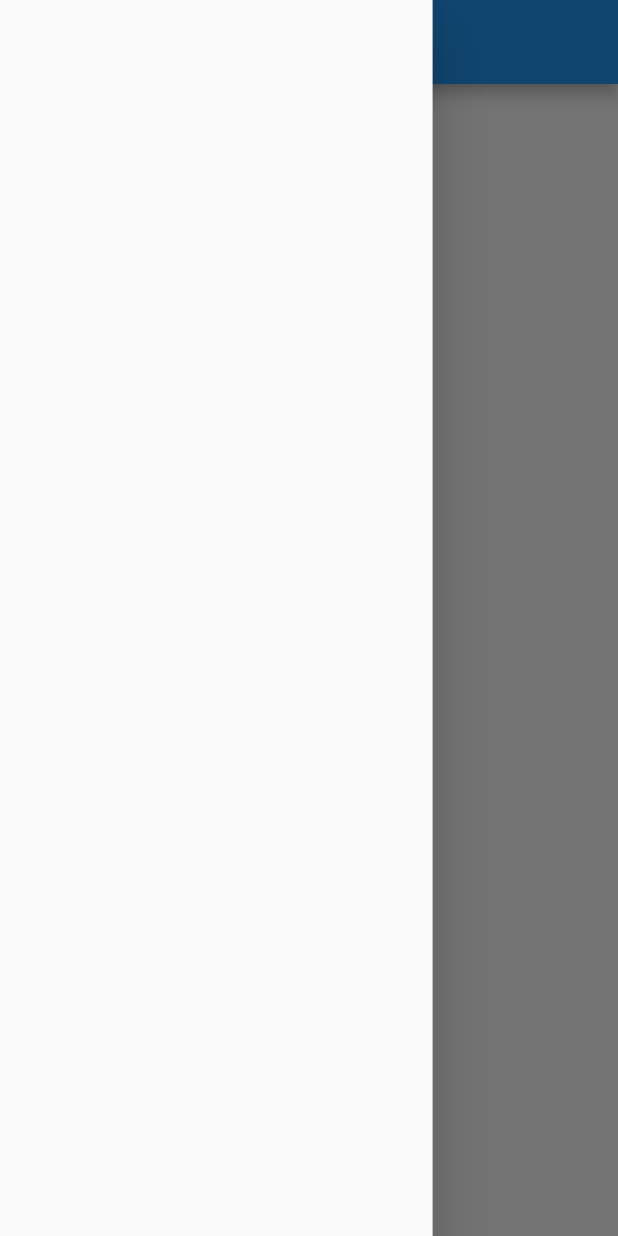
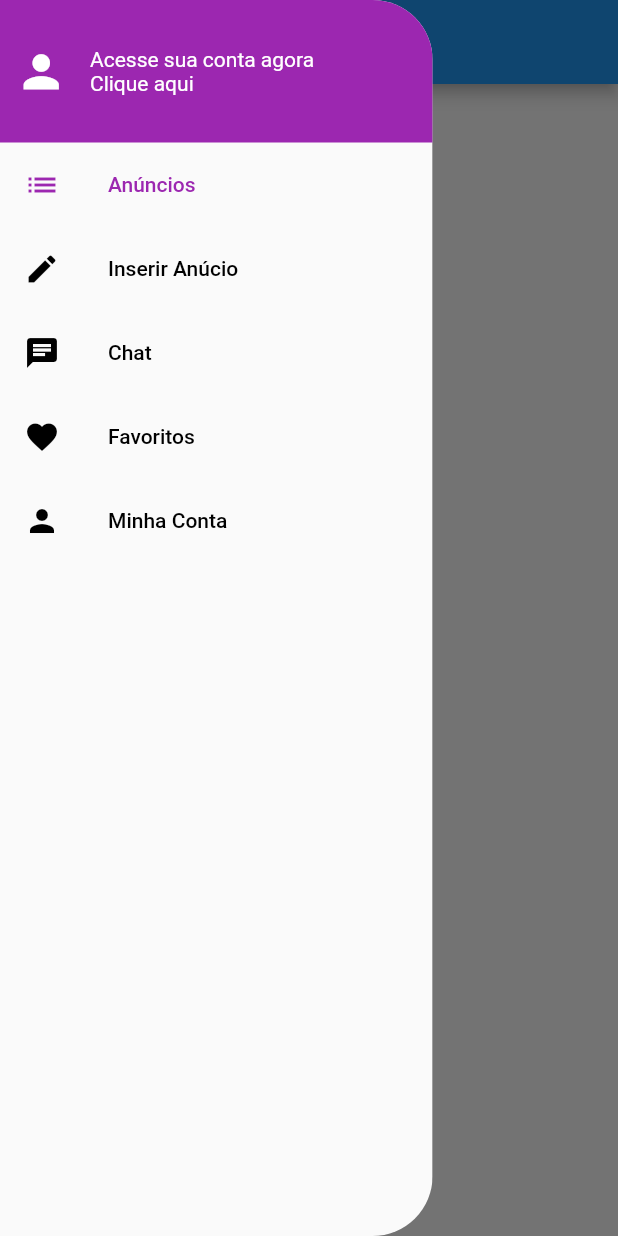
Before and after one commit to claudio-sr/olx-clone, a Flutter app: the screen it shows after launch, with the side drawer open, on a phone screen of 412 x 824 dp. Run offline on Flutter 3.47's test engine with Material 2 defaults, Android fonts, the phone set to English and light mode, and no system bars; our stand-ins replace mobx, parse_server_sdk_flutter; generated files the repository leaves out were written again.

Commit message:
custom_drawer.dart build

```diff
--- a/lib/componets/custom_drawer/custom_drawer.dart
+++ b/lib/componets/custom_drawer/custom_drawer.dart
@@ -1,11 +1,24 @@
 import 'package:flutter/material.dart';
+import 'package:xlo_clone/componets/custom_drawer/page_section.dart';
+
+import 'custom_drawer_header.dart';
 
 class CustomDrawer extends StatelessWidget {
   @override
   Widget build(BuildContext context) {
-    return SizedBox(
-      width: MediaQuery.of(context).size.width * 0.70,
-        child: Drawer(),
+    return ClipRRect(
+      borderRadius: BorderRadius.horizontal(right: Radius.circular(40)),
+      child: SizedBox(
+        width: MediaQuery.of(context).size.width * 0.70,
+          child: Drawer(
+            child: ListView(
+              children: [
+                CustomDrawerHeader(),
+                PageSection(),
+              ],
+            ),
+          ),
+      ),
     );
   }
 }
--- /dev/null
+++ b/lib/componets/custom_drawer/custom_drawer_header.dart
@@ -0,0 +1,32 @@
+import 'package:flutter/material.dart';
+
+class CustomDrawerHeader extends StatelessWidget {
+  @override
+  Widget build(BuildContext context) {
+    return Container(
+      color: Colors.purple,
+      height: 95,
+      padding: const EdgeInsets.symmetric(horizontal: 10),
+      child: Row(
+        children: [
+          Icon(Icons.person, color: Colors.white, size: 35),
+          SizedBox(width: 15,),
+          Expanded(
+            child: Column(
+              crossAxisAlignment: CrossAxisAlignment.start,
+              mainAxisAlignment: MainAxisAlignment.center,
+              children: [
+                Text('Acesse sua conta agora',
+                style: TextStyle(color: Colors.white),
+                ),
+                Text('Clique aqui',
+                  style: TextStyle(color: Colors.white),
+                ),
+              ],
+            ),
+          ),
+        ],
+      ),
+    );
+  }
+}
--- /dev/null
+++ b/lib/componets/custom_drawer/page_section.dart
@@ -0,0 +1,42 @@
+import 'package:flutter/material.dart';
+import 'package:xlo_clone/componets/custom_drawer/page_tile.dart';
+
+class PageSection extends StatelessWidget {
+  @override
+  Widget build(BuildContext context) {
+    return Column(
+      children: [
+        PageTile(
+          label: 'Anúncios',
+          iconData: Icons.list,
+          onTap: () {},
+          highlighted: true,
+        ),
+        PageTile(
+          label: 'Inserir Anúcio',
+          iconData: Icons.edit,
+          onTap: () {},
+          highlighted: false,
+        ),
+        PageTile(
+          label: 'Chat',
+          iconData: Icons.chat,
+          onTap: () {},
+          highlighted: false,
+        ),
+        PageTile(
+          label: 'Favoritos',
+          iconData: Icons.favorite,
+          onTap: () {},
+          highlighted: false,
+        ),
+        PageTile(
+          label: 'Minha Conta',
+          iconData: Icons.person,
+          onTap: () {},
+          highlighted: false,
+        ),
+      ],
+    );
+  }
+}
--- /dev/null
+++ b/lib/componets/custom_drawer/page_tile.dart
@@ -0,0 +1,28 @@
+import 'package:flutter/material.dart';
+
+class PageTile extends StatelessWidget {
+
+  final String label;
+  final IconData iconData;
+  final VoidCallback onTap;
+  final bool highlighted;
+
+  PageTile({this.label, this.iconData, this.onTap, this.highlighted});
+
+  @override
+  Widget build(BuildContext context) {
+    return ListTile(
+      title: Text(label,
+      style: TextStyle(
+        color: highlighted ? Colors.purple : Colors.black,
+        ),
+      ),
+      leading: Icon(iconData,
+      color: highlighted ? Colors.purple : Colors.black,
+      ),
+      onTap: onTap,
+    );
+  }
+
+
+}
--- /dev/null
+++ b/lib/stores/page_store.dart
@@ -0,0 +1,14 @@
+import 'package:mobx/mobx.dart';
+
+part 'page_store.g.dart';
+
+class PageStore = _PageStore with _$PageStore;
+
+abstract class _PageStore with Store {
+
+  @observable
+  int page = 0;
+
+  @action
+  void setPage(int value) => page = value;
+}
--- a/pubspec.yaml
+++ b/pubspec.yaml
@@ -29,11 +29,14 @@ dependencies:
   # Use with the CupertinoIcons class for iOS style icons.
   cupertino_icons: ^1.0.0
   parse_server_sdk_flutter: ^2.0.1
+  mobx: ^1.2.1+4
+  flutter_mobx: ^1.1.0+2
 
 dev_dependencies:
   flutter_test:
     sdk: flutter
-
+  build_runner: ^1.10.13
+  mobx_codegen: ^1.1.2
 # For information on the generic Dart part of this file, see the
 # following page: https://dart.dev/tools/pub/pubspec
 
```
Also changed, not shown: pubspec.lock.
